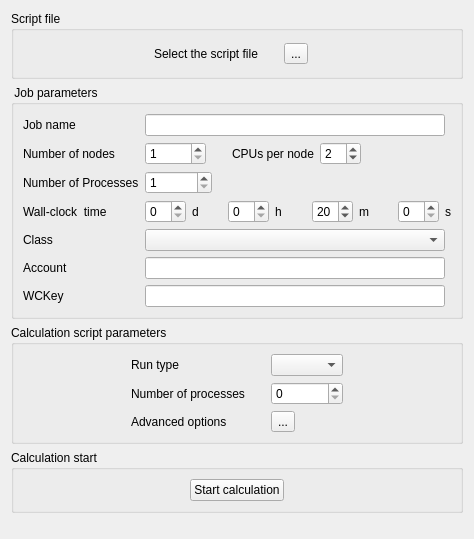
Old version of the form gui/Pages/BatchRunningForm.ui in the repository code-saturne/code_saturne.
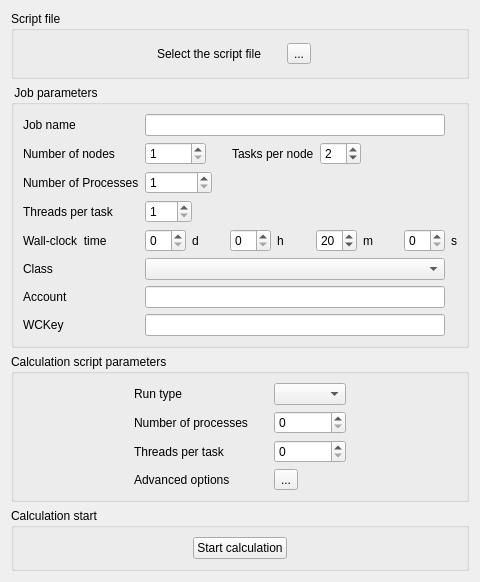
New version of the form. Icons and pictures are not drawn.

Commit message: Manage OpenMP threads in scripts and GUI.

What changed in the file:
```diff
--- a/gui/Pages/BatchRunningForm.ui
+++ b/gui/Pages/BatchRunningForm.ui
@@ -6,8 +6,8 @@
    <rect>
     <x>0</x>
     <y>0</y>
-    <width>474</width>
-    <height>539</height>
+    <width>480</width>
+    <height>561</height>
    </rect>
   </property>
   <property name="windowTitle">
@@ -218,7 +218,7 @@
           <item>
            <widget class="QLabel" name="labelPpn">
             <property name="text">
-             <string>CPUs per node</string>
+             <string>Tasks per node</string>
             </property>
            </widget>
           </item>
@@ -285,13 +285,50 @@
          </layout>
         </item>
         <item row="3" column="0">
+         <widget class="QLabel" name="labelThreads">
+          <property name="text">
+           <string>Threads per task</string>
+          </property>
+         </widget>
+        </item>
+        <item row="3" column="2">
+         <layout class="QHBoxLayout" name="horizontalLayoutThreads">
+          <item>
+           <widget class="QSpinBox" name="spinBoxThreads">
+            <property name="toolTip">
+             <string>&lt;html&gt;&lt;head/&gt;&lt;body&gt;&lt;p&gt;Number of OpenMP threads per MPI task&lt;/p&gt;&lt;/body&gt;&lt;/html&gt;</string>
+            </property>
+            <property name="minimum">
+             <number>1</number>
+            </property>
+            <property name="maximum">
+             <number>128</number>
+            </property>
+           </widget>
+          </item>
+          <item>
+           <spacer name="spacerThreads">
+            <property name="orientation">
+             <enum>Qt::Horizontal</enum>
+            </property>
+            <property name="sizeHint" stdset="0">
+             <size>
+              <width>20</width>
+              <height>0</height>
+             </size>
+            </property>
+           </spacer>
+          </item>
+         </layout>
+        </item>
+        <item row="4" column="0">
          <widget class="QLabel" name="labelWTime">
           <property name="text">
            <string>Wall-clock  time</string>
           </property>
          </widget>
         </item>
-        <item row="3" column="2">
+        <item row="4" column="2">
          <layout class="QHBoxLayout" name="horizontalLayoutWallclock">
           <item>
            <widget class="QSpinBox" name="spinBoxDays">
@@ -393,14 +430,14 @@
           </item>
          </layout>
         </item>
-        <item row="4" column="0">
+        <item row="5" column="0">
          <widget class="QLabel" name="labelClass">
           <property name="text">
            <string>Class</string>
           </property>
          </widget>
         </item>
-        <item row="4" column="2">
+        <item row="5" column="2">
          <layout class="QHBoxLayout" name="horizontalLayout_4">
           <item>
            <widget class="QComboBox" name="comboBoxClass">
@@ -433,14 +470,14 @@
           </item>
          </layout>
         </item>
-        <item row="5" column="0">
+        <item row="6" column="0">
          <widget class="QLabel" name="labelJobAccount">
           <property name="text">
            <string>Account</string>
           </property>
          </widget>
         </item>
-        <item row="5" column="2">
+        <item row="6" column="2">
          <layout class="QHBoxLayout" name="horizontalLayout_2">
           <item>
            <widget class="QLineEdit" name="lineEditJobAccount">
@@ -467,14 +504,14 @@
           </item>
          </layout>
         </item>
-        <item row="6" column="0">
+        <item row="7" column="0">
          <widget class="QLabel" name="labelJobWCKey">
           <property name="text">
            <string>WCKey</string>
           </property>
          </widget>
         </item>
-        <item row="6" column="2">
+        <item row="7" column="2">
          <layout class="QHBoxLayout" name="horizontalLayout_WCKey">
           <item>
            <widget class="QLineEdit" name="lineEditJobWCKey">
@@ -546,6 +583,29 @@
         </item>
         <item>
          <layout class="QGridLayout" name="gridLayout_3">
+          <item row="0" column="0">
+           <widget class="QLabel" name="label">
+            <property name="text">
+             <string>Run type</string>
+            </property>
+           </widget>
+          </item>
+          <item row="0" column="2">
+           <widget class="QComboBox" name="comboBoxRunType"/>
+          </item>
+          <item row="0" column="1">
+           <spacer>
+            <property name="orientation">
+             <enum>Qt::Horizontal</enum>
+            </property>
+            <property name="sizeHint" stdset="0">
+             <size>
+              <width>20</width>
+              <height>0</height>
+             </size>
+            </property>
+           </spacer>
+          </item>
           <item row="1" column="0">
            <widget class="QLabel" name="labelNProcs">
             <property name="text">
@@ -553,27 +613,41 @@
             </property>
            </widget>
           </item>
-          <item row="1" column="1">
-           <spacer>
-            <property name="orientation">
-             <enum>Qt::Horizontal</enum>
+          <item row="1" column="2">
+           <widget class="QSpinBox" name="spinBoxNProcs">
+            <property name="toolTip">
+             <string>&lt;html&gt;&lt;head/&gt;&lt;body&gt;&lt;p&gt;Number of MPI processes&lt;/p&gt;&lt;/body&gt;&lt;/html&gt;</string>
             </property>
-            <property name="sizeHint" stdset="0">
-             <size>
-              <width>20</width>
-              <height>0</height>
-             </size>
+            <property name="maximum">
+             <number>524288</number>
             </property>
-           </spacer>
+           </widget>
           </item>
           <item row="2" column="0">
+           <widget class="QLabel" name="labelNThreads">
+            <property name="text">
+             <string>Threads per task</string>
+            </property>
+           </widget>
+          </item>
+          <item row="2" column="2">
+           <widget class="QSpinBox" name="spinBoxNThreads">
+            <property name="toolTip">
+             <string>&lt;html&gt;&lt;head/&gt;&lt;body&gt;&lt;p&gt;Number of OpenMP threads per MPI task&lt;/p&gt;&lt;/body&gt;&lt;/html&gt;</string>
+            </property>
+            <property name="maximum">
+             <number>128</number>
+            </property>
+           </widget>
+          </item>
+          <item row="3" column="0">
            <widget class="QLabel" name="labelAdvanced">
             <property name="text">
              <string>Advanced options</string>
             </property>
            </widget>
           </item>
-          <item row="2" column="2">
+          <item row="3" column="2">
            <widget class="QToolButton" name="toolButtonAdvanced">
             <property name="text">
              <string>...</string>
@@ -590,23 +664,6 @@
             </property>
            </widget>
           </item>
-          <item row="1" column="2">
-           <widget class="QSpinBox" name="spinBoxNProcs">
-            <property name="maximum">
-             <number>131072</number>
-            </property>
-           </widget>
-          </item>
-          <item row="0" column="0">
-           <widget class="QLabel" name="label">
-            <property name="text">
-             <string>Run type</string>
-            </property>
-           </widget>
-          </item>
-          <item row="0" column="2">
-           <widget class="QComboBox" name="comboBoxRunType"/>
-          </item>
          </layout>
         </item>
         <item>
@@ -631,8 +688,8 @@
     <widget class="QGroupBox" name="groupBox">
      <property name="sizeHint" stdset="0">
       <size>
-       <width>186</width>
-       <height>63</height>
+       <width>187</width>
+       <height>59</height>
       </size>
      </property>
      <property name="title">
```
Left out of the diff: 10 changed lines with no effect on the pictures. The commit also changes 10 other files.
